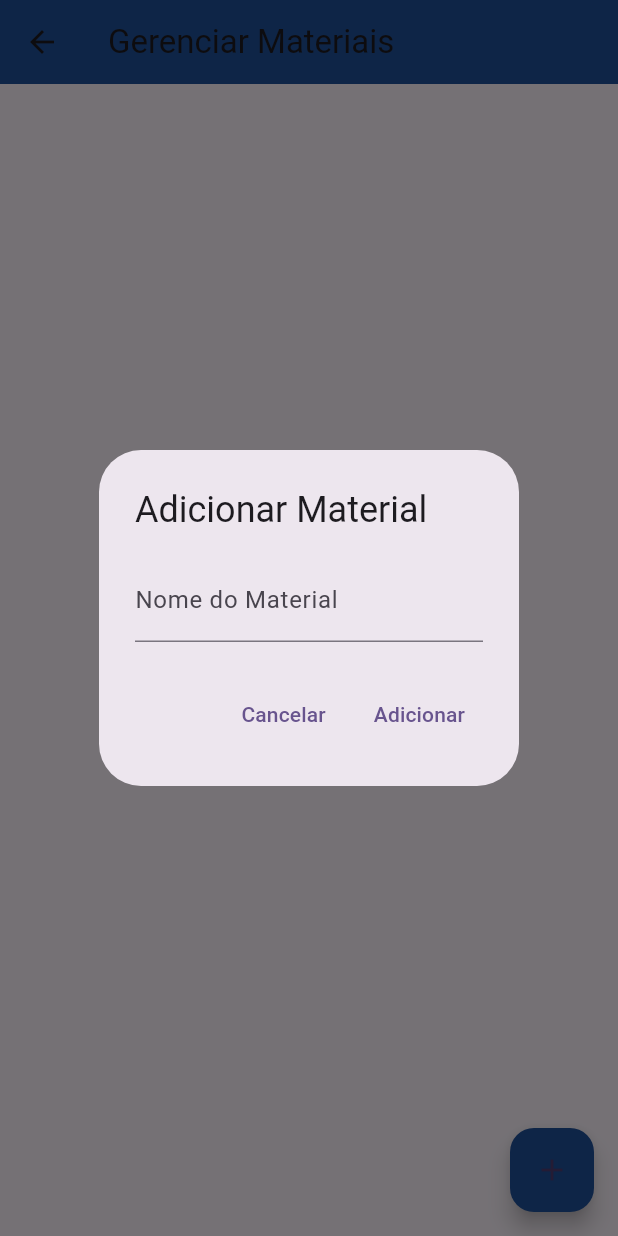
After one commit to marceloifpe/Sistema_mapeamento_laboratorio_e_materiais_mobile, a Flutter app: the GerenciarMateriaisPage screen opened directly, after a tap on the "add" icon, on a phone screen of 412 x 824 dp. The commit adds this screen. Run offline on Flutter 3.47's test engine with Material 3 defaults, Android fonts, the phone set to English and light mode, and no system bars; our stand-ins replace cloud_firestore, firebase_auth, firebase_core, random_string, shared_preferences; accounts and stored records are empty.

Commit message:
Crud-salas/Crud-Materiais e correção da tela de login
Crud-salas/Crud-Materiais e correção da tela de login

```diff
--- /dev/null
+++ b/sistema_mapeamento_de_materiais/lib/Admin/gerenciar_materiais.dart
@@ -0,0 +1,129 @@
+import 'package:flutter/material.dart';
+import 'dart:io';
+import 'package:flutter/material.dart';
+import 'package:cloud_firestore/cloud_firestore.dart';
+import 'package:firebase_core/firebase_core.dart';
+import 'package:sistema_mapeamento_de_materiais/services/database.dart';
+import 'package:sistema_mapeamento_de_materiais/pages/login.dart';
+
+import 'package:flutter/material.dart';
+import 'package:cloud_firestore/cloud_firestore.dart';
+
+class GerenciarMateriaisPage extends StatefulWidget {
+  @override
+  _GerenciarMateriaisPageState createState() => _GerenciarMateriaisPageState();
+}
+
+class _GerenciarMateriaisPageState extends State<GerenciarMateriaisPage> {
+  final FirebaseFirestore _firestore = FirebaseFirestore.instance;
+
+  void _adicionarOuEditarSala({
+    String? id,
+    String? nome,
+  }) {
+    String novoNome = nome ?? "";
+
+    showDialog(
+      context: context,
+      builder: (context) {
+        return AlertDialog(
+          title: Text(id == null ? "Adicionar Material" : "Editar Material"),
+          content: Column(
+            mainAxisSize: MainAxisSize.min,
+            children: [
+              TextField(
+                decoration: InputDecoration(labelText: "Nome do Material"),
+                onChanged: (value) => novoNome = value,
+                controller: TextEditingController(text: nome),
+              ),
+            ],
+          ),
+          actions: [
+            TextButton(
+              onPressed: () => Navigator.pop(context),
+              child: Text("Cancelar"),
+            ),
+            TextButton(
+              onPressed: () async {
+                if (novoNome.isNotEmpty) {
+                  if (id == null) {
+                    // Adiciona uma nova sala
+                    await _firestore.collection("materiais").add({
+                      "nome_do_material": novoNome,
+
+                      "reservado": false, // Sempre começa como falso
+                    });
+                  } else {
+                    // Atualiza uma sala existente
+                    await _firestore.collection("materiais").doc(id).update({
+                      "nome_do_material": novoNome,
+                    });
+                  }
+                }
+                Navigator.pop(context);
+              },
+              child: Text(id == null ? "Adicionar" : "Salvar"),
+            ),
+          ],
+        );
+      },
+    );
+  }
+
+  void _removerSala(String id) {
+    _firestore.collection("materiais").doc(id).delete();
+  }
+
+  @override
+  Widget build(BuildContext context) {
+    return Scaffold(
+      appBar: AppBar(
+        title: Text("Gerenciar Materiais"),
+        backgroundColor: Color(0xff1F509A),
+      ),
+      body: StreamBuilder<QuerySnapshot>(
+        stream: _firestore.collection("materiais").snapshots(),
+        builder: (context, snapshot) {
+          if (!snapshot.hasData) {
+            return Center(child: CircularProgressIndicator());
+          }
+
+          var salas = snapshot.data!.docs;
+
+          return ListView.builder(
+            itemCount: salas.length,
+            itemBuilder: (context, index) {
+              var sala = salas[index];
+              var salaData = sala.data() as Map<String, dynamic>;
+
+              return ListTile(
+                title: Text(salaData["nome_do_material"]),
+                trailing: Row(
+                  mainAxisSize: MainAxisSize.min,
+                  children: [
+                    IconButton(
+                      icon: Icon(Icons.edit, color: Colors.blue),
+                      onPressed: () => _adicionarOuEditarSala(
+                        id: sala.id,
+                        nome: salaData["nome_do_material"],
+                      ),
+                    ),
+                    IconButton(
+                      icon: Icon(Icons.delete, color: Colors.red),
+                      onPressed: () => _removerSala(sala.id),
+                    ),
+                  ],
+                ),
+              );
+            },
+          );
+        },
+      ),
+      floatingActionButton: FloatingActionButton(
+        backgroundColor: Color(0xff1F509A),
+        child: Icon(Icons.add),
+        onPressed: () => _adicionarOuEditarSala(),
+      ),
+    );
+  }
+}
--- a/sistema_mapeamento_de_materiais/lib/main.dart
+++ b/sistema_mapeamento_de_materiais/lib/main.dart
@@ -42,7 +42,7 @@ class MyApp extends StatelessWidget {
           colorScheme: ColorScheme.fromSeed(seedColor: Colors.deepPurple),
           useMaterial3: true,
         ),
-        home: BookingAdmin());
+        home: AdminLogin());
   }
 }
 
```
Also changed, not shown: sistema_mapeamento_de_materiais/lib/Admin/admin_login.dart (+36 -117 lines), sistema_mapeamento_de_materiais/lib/Admin/booking_admin.dart (+23 -29 lines), sistema_mapeamento_de_materiais/lib/Admin/gerenciar_salas.dart (added, +138 -0 lines), sistema_mapeamento_de_materiais/pubspec.yaml (+5 -5 lines), 2 other files.
